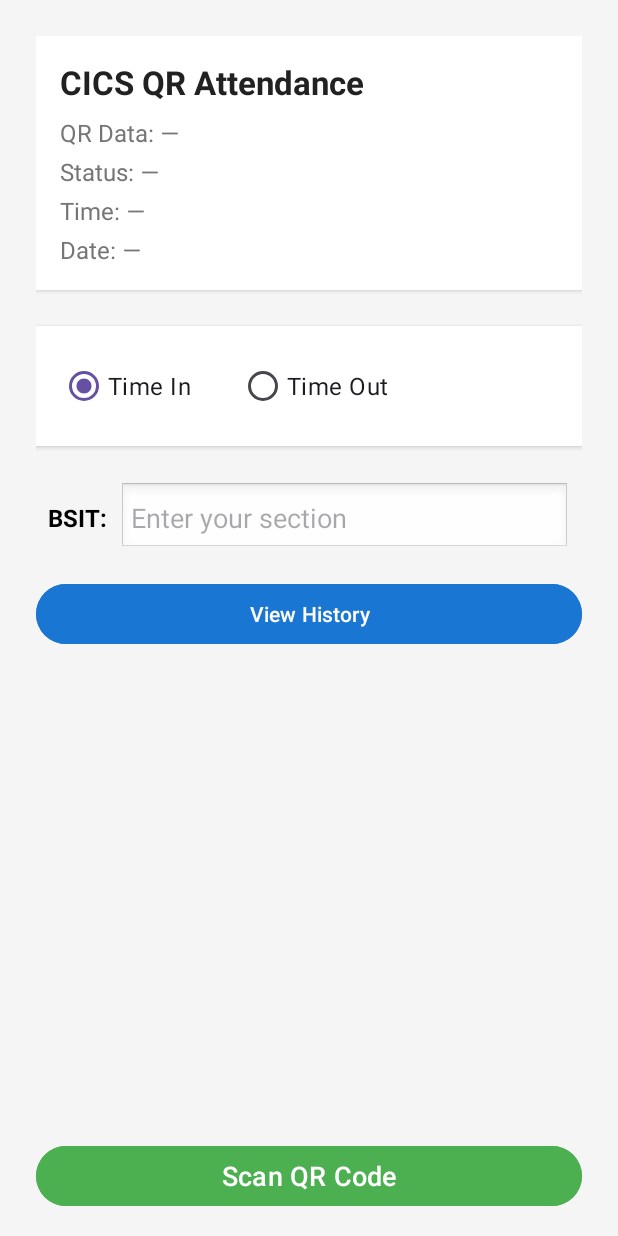
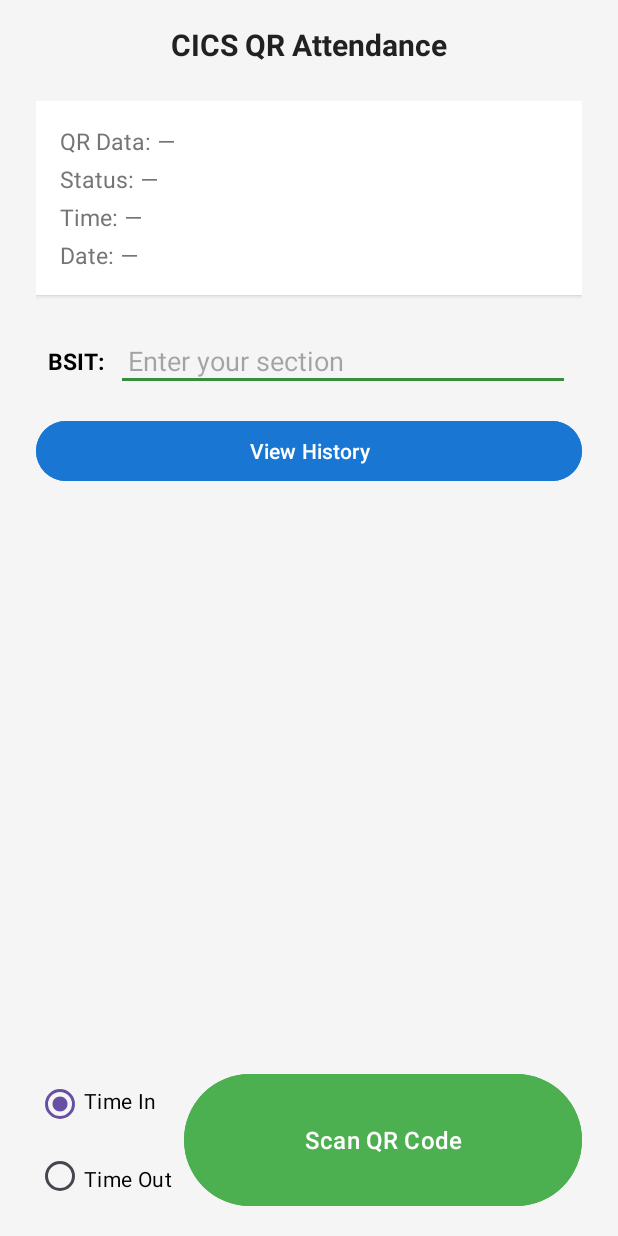
Before and after one commit to NightCode101/QR_Attendance_Control, an Android app: the screen it shows after launch (MainActivity), on a phone screen of 412 x 824 dp. Run offline under Robolectric (Android 15) with nearby library versions, the phone set to English and light mode, and no system bars; libraries missing offline, so code that uses them is left out: com.google.zxing.integration.

Commit message:
Update code and add some functions

```diff
--- a/app/src/main/java/cics/csup/qrattendancecontrol/HistoryActivity.java
+++ b/app/src/main/java/cics/csup/qrattendancecontrol/HistoryActivity.java
@@ -102,6 +102,7 @@ public class HistoryActivity extends AppCompatActivity {
         }
 
         for (AttendanceRecord record : currentRecords) {
+            // Show only the name (not section)
             TextView row = new TextView(this);
             row.setText(getString(R.string.record_format,
                     record.name,
@@ -133,7 +134,6 @@ public class HistoryActivity extends AppCompatActivity {
     }
 
     private void createCSVFile() {
-        // Get saved section from SharedPreferences
         String section = getSharedPreferences("AttendancePrefs", MODE_PRIVATE)
                 .getString("last_section", "Section");
 
--- a/app/src/main/java/cics/csup/qrattendancecontrol/MainActivity.java
+++ b/app/src/main/java/cics/csup/qrattendancecontrol/MainActivity.java
@@ -40,7 +40,6 @@ public class MainActivity extends AppCompatActivity {
 
     @Override
     protected void onCreate(Bundle savedInstanceState) {
-        // Enable full screen manual inset control
         WindowCompat.setDecorFitsSystemWindows(getWindow(), false);
         super.onCreate(savedInstanceState);
         setContentView(R.layout.activity_main);
@@ -60,7 +59,6 @@ public class MainActivity extends AppCompatActivity {
         db = new AttendanceDBHelper(this);
         sharedPreferences = getSharedPreferences(PREFS_NAME, MODE_PRIVATE);
 
-        // Load last section
         String lastSection = sharedPreferences.getString(KEY_SECTION, "");
         sectionEditText.setText(lastSection);
 
@@ -101,17 +99,14 @@ public class MainActivity extends AppCompatActivity {
         IntentResult result = IntentIntegrator.parseActivityResult(requestCode, resultCode, data);
 
         if (result != null && result.getContents() != null) {
-            String qrContent = result.getContents().trim();
-            String section = sectionEditText.getText().toString().trim();
-            String fullData = section + " - " + qrContent;
-
+            String qrContent = result.getContents().trim(); // Only name, no section
             String mode = radioTimeIn.isChecked() ? "in" : "out";
-            String status = db.markAttendance(fullData, mode);
+            String status = db.markAttendance(qrContent, mode); // Save only name
 
             String currentTime = new SimpleDateFormat("HH:mm:ss", Locale.getDefault()).format(new Date());
             String currentDate = new SimpleDateFormat("dd-MM-yyyy", Locale.getDefault()).format(new Date());
 
-            qrDataText.setText("QR Data: " + fullData);
+            qrDataText.setText("QR Data: " + qrContent);
             statusText.setText("Status: " + (mode.equals("out") ? "Time-Out" : "Time-In"));
             timeText.setText("Time: " + currentTime);
             dateText.setText("Date: " + currentDate);
--- a/app/src/main/res/layout/activity_main.xml
+++ b/app/src/main/res/layout/activity_main.xml
@@ -1,13 +1,28 @@
 <?xml version="1.0" encoding="utf-8"?>
-<androidx.constraintlayout.widget.ConstraintLayout xmlns:android="http://schemas.android.com/apk/res/android"
+<androidx.constraintlayout.widget.ConstraintLayout
+    xmlns:android="http://schemas.android.com/apk/res/android"
     xmlns:app="http://schemas.android.com/apk/res-auto"
     android:id="@+id/mainRoot"
     android:layout_width="match_parent"
     android:layout_height="match_parent"
-    android:background="#F5F5F5"
+    android:background="@color/background_light"
     android:fitsSystemWindows="true">
 
-    <!-- Scrollable content area -->
+    <!-- App Title at the very top, centered -->
+    <TextView
+        android:id="@+id/appTitle"
+        android:layout_width="wrap_content"
+        android:layout_height="wrap_content"
+        android:text="@string/app_title"
+        android:textColor="@color/text_primary"
+        android:textSize="20sp"
+        android:textStyle="bold"
+        app:layout_constraintTop_toTopOf="parent"
+        app:layout_constraintStart_toStartOf="parent"
+        app:layout_constraintEnd_toEndOf="parent"
+        android:layout_marginTop="16dp" />
+
+    <!-- Scrollable content -->
     <androidx.core.widget.NestedScrollView
         android:id="@+id/scrollContent"
         android:layout_width="0dp"
@@ -15,9 +30,8 @@
         android:fillViewport="true"
         android:paddingStart="24dp"
         android:paddingEnd="24dp"
-        android:clipToPadding="false"
-        app:layout_constraintTop_toTopOf="parent"
-        app:layout_constraintBottom_toTopOf="@id/scanButton"
+        app:layout_constraintTop_toBottomOf="@id/appTitle"
+        app:layout_constraintBottom_toTopOf="@+id/modeRadioGroup"
         app:layout_constraintStart_toStartOf="parent"
         app:layout_constraintEnd_toEndOf="parent">
 
@@ -28,41 +42,31 @@
             android:paddingTop="24dp"
             android:paddingBottom="24dp">
 
-            <!-- Header -->
+            <!-- Info Card (no title) -->
             <LinearLayout
                 android:layout_width="match_parent"
                 android:layout_height="wrap_content"
                 android:orientation="vertical"
-                android:background="#FFFFFF"
+                android:background="@color/card_background"
                 android:padding="16dp"
                 android:elevation="2dp"
                 android:layout_marginBottom="24dp">
-
-                <TextView
-                    android:id="@+id/appTitle"
-                    android:layout_width="wrap_content"
-                    android:layout_height="wrap_content"
-                    android:text="@string/app_title"
-                    android:textColor="#212121"
-                    android:textSize="22sp"
-                    android:textStyle="bold" />
 
                 <TextView
                     android:id="@+id/qrDataText"
                     android:layout_width="wrap_content"
                     android:layout_height="wrap_content"
                     android:text="@string/qr_data"
-                    android:textColor="#757575"
-                    android:textSize="16sp"
-                    android:layout_marginTop="8dp" />
+                    android:textColor="@color/text_secondary"
+                    android:textSize="15sp" />
 
                 <TextView
                     android:id="@+id/statusText"
                     android:layout_width="wrap_content"
                     android:layout_height="wrap_content"
                     android:text="@string/status_label"
-                    android:textColor="#757575"
-                    android:textSize="16sp"
+                    android:textColor="@color/text_secondary"
+                    android:textSize="15sp"
                     android:layout_marginTop="4dp" />
 
                 <TextView
@@ -70,8 +74,8 @@
                     android:layout_width="wrap_content"
                     android:layout_height="wrap_content"
                     android:text="@string/time_label"
-                    android:textColor="#757575"
-                    android:textSize="16sp"
+                    android:textColor="@color/text_secondary"
+                    android:textSize="15sp"
                     android:layout_marginTop="4dp" />
 
                 <TextView
@@ -79,40 +83,12 @@
                     android:layout_width="wrap_content"
                     android:layout_height="wrap_content"
                     android:text="@string/date_label"
-                    android:textColor="#757575"
-                    android:textSize="16sp"
+                    android:textColor="@color/text_secondary"
+                    android:textSize="15sp"
                     android:layout_marginTop="4dp" />
             </LinearLayout>
 
-            <!-- Mode selection -->
-            <RadioGroup
-                android:id="@+id/modeRadioGroup"
-                android:layout_width="match_parent"
-                android:layout_height="wrap_content"
-                android:orientation="horizontal"
-                android:background="#FFFFFF"
-                android:padding="16dp"
-                android:elevation="2dp"
-                android:layout_marginBottom="24dp">
-
-                <RadioButton
-                    android:id="@+id/radioTimeIn"
-                    android:layout_width="wrap_content"
-                    android:layout_height="wrap_content"
-                    android:text="@string/time_in"
-                    android:textSize="16sp"
-                    android:checked="true" />
-
-                <RadioButton
-                    android:id="@+id/radioTimeOut"
-                    android:layout_width="wrap_content"
-                    android:layout_height="wrap_content"
-                    android:text="@string/time_out"
-                    android:textSize="16sp"
-                    android:layout_marginStart="32dp" />
-            </RadioGroup>
-
-            <!-- Section input -->
+            <!-- Section Input -->
             <LinearLayout
                 android:layout_width="match_parent"
                 android:layout_height="wrap_content"
@@ -124,20 +100,22 @@
                 <TextView
                     android:layout_width="wrap_content"
                     android:layout_height="wrap_content"
-                    android:text="BSIT:"
-                    android:textSize="16sp"
+                    android:text="@string/bsit_label"
+                    android:textSize="15sp"
                     android:textStyle="bold"
-                    android:textColor="#000000"
+                    android:textColor="@color/text_black"
                     android:layout_marginEnd="8dp" />
 
                 <EditText
                     android:id="@+id/sectionEditText"
                     android:layout_width="0dp"
-                    android:layout_height="wrap_content"
+                    android:layout_height="40dp"
                     android:layout_weight="1"
-                    android:hint="Enter your section"
+                    android:autofillHints="username"
+                    android:hint="@string/enter_section"
                     android:padding="8dp"
-                    android:background="@android:drawable/edit_text"
+                    android:textColor="@color/black"
+                    android:backgroundTint="@color/green_primary"
                     android:inputType="text" />
             </LinearLayout>
 
@@ -146,27 +124,57 @@
                 android:id="@+id/historyButton"
                 android:layout_width="match_parent"
                 android:layout_height="wrap_content"
+                android:layout_marginBottom="16dp"
+                android:backgroundTint="@color/button_history"
                 android:text="@string/view_history"
-                android:layout_marginBottom="16dp"
-                android:backgroundTint="#1976D2"
-                android:textColor="#FFFFFF" />
+                android:textColor="@color/white" />
         </LinearLayout>
     </androidx.core.widget.NestedScrollView>
 
-    <!-- Scan QR Button (Fixed at bottom) -->
+    <!-- Time In/Out RadioGroup stacked vertically -->
+    <RadioGroup
+        android:id="@+id/modeRadioGroup"
+        android:layout_width="wrap_content"
+        android:layout_height="wrap_content"
+        android:orientation="vertical"
+        android:layout_marginBottom="16dp"
+        android:layout_marginStart="24dp"
+        app:layout_constraintBottom_toBottomOf="parent"
+        app:layout_constraintStart_toStartOf="parent">
+
+        <RadioButton
+            android:id="@+id/radioTimeIn"
+            android:layout_width="wrap_content"
+            android:layout_height="wrap_content"
+            android:text="@string/time_in"
+            android:textColor="@color/black"
+            android:textSize="14sp"
+            android:checked="true"
+            android:paddingBottom="4dp" />
+
+        <RadioButton
+            android:id="@+id/radioTimeOut"
+            android:layout_width="wrap_content"
+            android:layout_height="wrap_content"
+            android:text="@string/time_out"
+            android:textColor="@color/black"
+            android:textSize="14sp"
+            android:paddingTop="4dp" />
+    </RadioGroup>
+
+    <!-- Scan Button -->
     <Button
         android:id="@+id/scanButton"
         android:layout_width="0dp"
-        android:layout_height="wrap_content"
+        android:layout_height="96dp"
         android:text="@string/scan_qr"
-        android:textSize="18sp"
-        android:backgroundTint="#4CAF50"
-        android:textColor="#FFFFFF"
-        android:layout_marginStart="24dp"
+        android:textSize="16sp"
+        android:backgroundTint="@color/button_scan"
+        android:textColor="@color/white"
+        android:layout_marginStart="8dp"
         android:layout_marginEnd="24dp"
         android:layout_marginBottom="16dp"
         app:layout_constraintBottom_toBottomOf="parent"
-        app:layout_constraintStart_toStartOf="parent"
+        app:layout_constraintStart_toEndOf="@id/modeRadioGroup"
         app:layout_constraintEnd_toEndOf="parent" />
-
 </androidx.constraintlayout.widget.ConstraintLayout>
--- a/app/src/main/res/values/colors.xml
+++ b/app/src/main/res/values/colors.xml
@@ -1,5 +1,19 @@
 <?xml version="1.0" encoding="utf-8"?>
 <resources>
+    <color name="background_light">#F5F5F5</color>
+    <color name="card_background">#FFFFFF</color>
+    <color name="text_primary">#212121</color>
+    <color name="text_secondary">#757575</color>
+    <color name="text_black">#000000</color>
+    <color name="button_history">#1976D2</color>
+    <color name="button_scan">#4CAF50</color>
+    <color name="white">#FFFFFF</color>
     <color name="black">#FF000000</color>
-    <color name="white">#FFFFFFFF</color>
+    <color name="edit_text_text">#212121</color>
+    <color name="edit_text_bg">#FFFFFF</color>
+    <color name="green_primary">#388E3C</color>
+    <color name="hint_dark">#555555</color>
+    <color name="green_dark">#2E7D32</color>
+    <color name="blue_primary">#1976D2</color>
+    <color name="red_primary">#D32F2F</color>
 </resources>
--- a/app/src/main/res/values/strings.xml
+++ b/app/src/main/res/values/strings.xml
@@ -38,4 +38,9 @@
     <string name="export_success">Exported to: %1$s</string>
     <string name="export_failed">Export failed: %1$s</string>
     <string name="write_permission_denied">Write permission denied.</string>
+    <string name="bsit_label">BSIT:</string>
+    <string name="hint_enter_section">Enter your section</string>
+    <string name="enter_section">Enter your section</string>
+    <string name="export_csv">Export CSV</string>
+    <string name="clear_history">Clear History</string>
 </resources>
```
Also changed, not shown: app/src/main/java/cics/csup/qrattendancecontrol/AttendanceDBHelper.java (+12 -15 lines), app/src/main/res/layout/activity_history.xml (+38 -25 lines).
